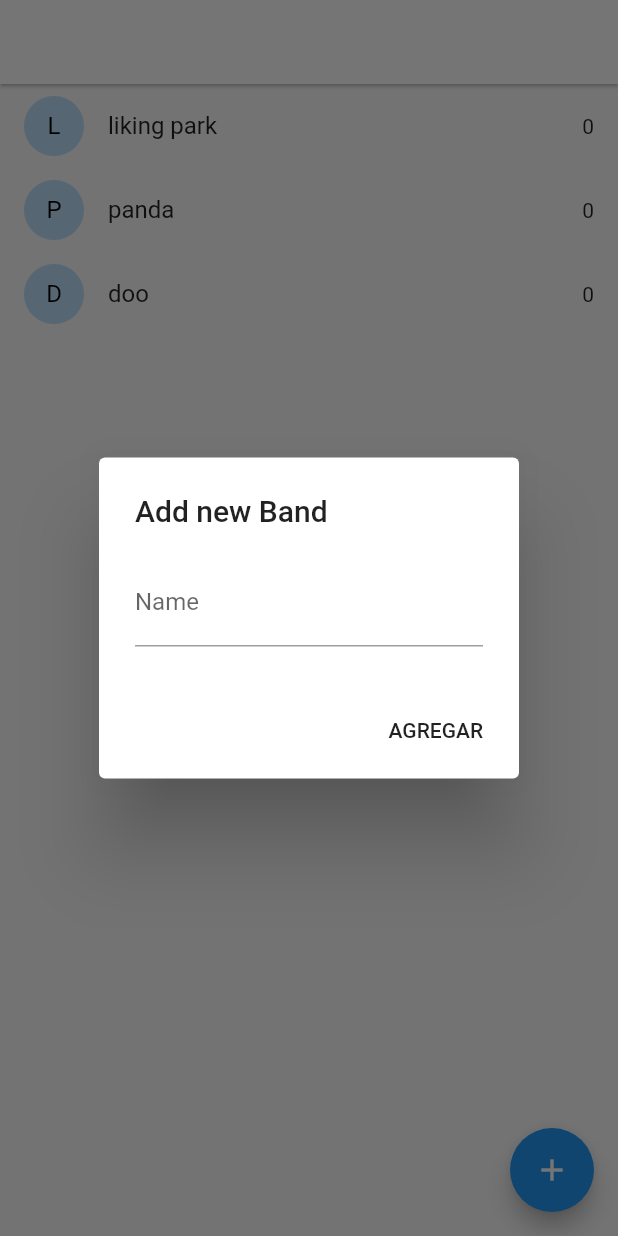
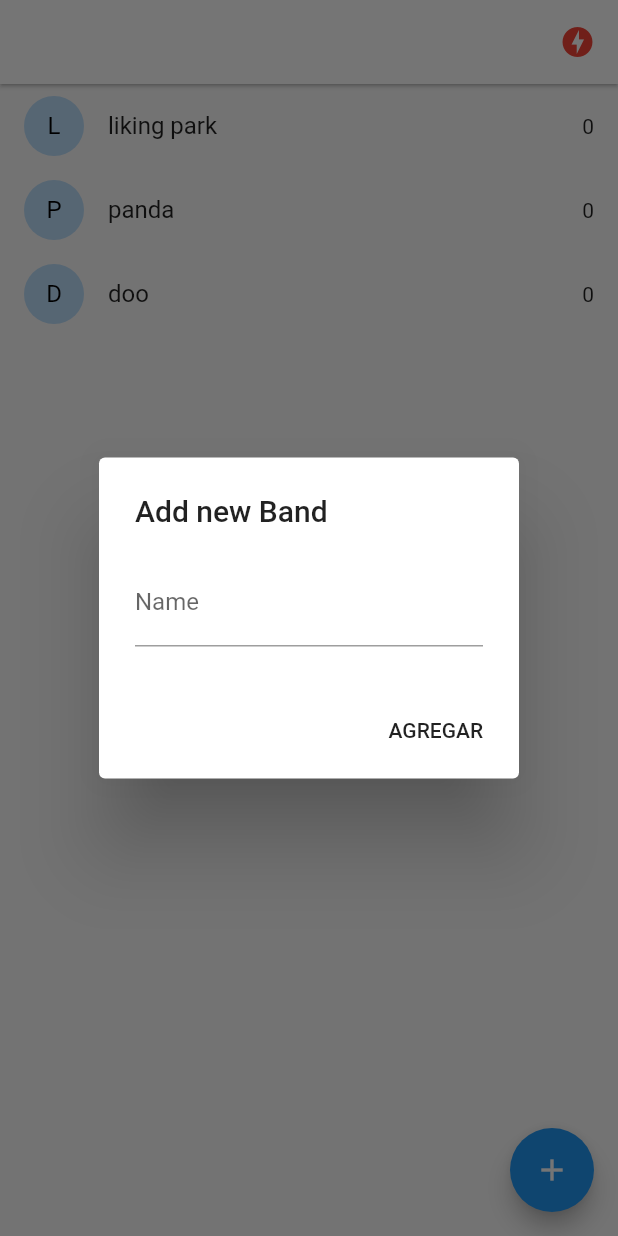
Before and after one commit to matu-1/bandnames-app, a Flutter app: the screen it shows after launch, after a tap on the "add" icon, on a phone screen of 412 x 824 dp. Run offline on Flutter 3.47's test engine with Material 2 defaults, Android fonts, the phone set to English and light mode, and no system bars; our stand-ins replace socket_io_client; network calls fail.

```diff
--- a/lib/main.dart
+++ b/lib/main.dart
@@ -1,19 +1,26 @@
+// import 'package:bandnames/pages/home_page.dart';
 import 'package:bandnames/pages/home_page.dart';
+import 'package:bandnames/pages/status_page.dart';
 import 'package:bandnames/routes/routes.dart';
+import 'package:bandnames/services/socket_service.dart';
 import 'package:bandnames/theme/theme.dart';
 import 'package:flutter/material.dart';
+import 'package:provider/provider.dart';
 
 void main() => runApp(MyApp());
 
 class MyApp extends StatelessWidget {
   @override
   Widget build(BuildContext context) {
-    return MaterialApp(
-      debugShowCheckedModeBanner: false,
-      title: 'Band names App',
-      initialRoute: HomePage.routeName,
-      routes: routes,
-      theme: theme,
+    return MultiProvider(
+      providers: [ChangeNotifierProvider(create: (_) => new SocketService())],
+      child: MaterialApp(
+        debugShowCheckedModeBanner: false,
+        title: 'Band names App',
+        initialRoute: HomePage.routeName,
+        routes: routes,
+        theme: theme,
+      ),
     );
   }
 }
--- a/lib/pages/home_page.dart
+++ b/lib/pages/home_page.dart
@@ -2,7 +2,9 @@ import 'package:bandnames/constants/bands_data.dart';
 import 'package:bandnames/constants/common_page.dart';
 import 'package:bandnames/constants/ui.dart';
 import 'package:bandnames/models/band_model.dart';
+import 'package:bandnames/services/socket_service.dart';
 import 'package:flutter/material.dart';
+import 'package:provider/provider.dart';
 
 class HomePage extends StatefulWidget {
   static final routeName = 'home';
@@ -13,12 +15,49 @@ class HomePage extends StatefulWidget {
 
 class _HomePageState extends State<HomePage> {
   List<BandModel> _bands = BandModel.bandFromMapList(bandsData);
+  SocketService _socketService;
+
+  @override
+  void initState() {
+    final _socketService = Provider.of<SocketService>(context, listen: false);
+    _socketService.socket.on('active-bands', (data) {
+      this._bands = BandModel.bandFromMapList((data as List));
+      setState(() {});
+    });
+    super.initState();
+  }
+
+  @override
+  void didChangeDependencies() {
+    super.didChangeDependencies();
+    _socketService = Provider.of<SocketService>(context);
+  }
+
+  @override
+  void dispose() {
+    _socketService.socket.off('active-bands');
+    super.dispose();
+  }
 
   @override
   Widget build(BuildContext context) {
     return Scaffold(
       appBar: AppBar(
         title: Text('BandNames'),
+        actions: [
+          Padding(
+            padding: EdgeInsets.only(right: UI.padding),
+            child: _socketService.serverStatus == ServerStatus.online
+                ? Icon(
+                    Icons.check_circle,
+                    color: Theme.of(context).primaryColor,
+                  )
+                : Icon(
+                    Icons.offline_bolt,
+                    color: Colors.red,
+                  ),
+          )
+        ],
       ),
       body: _bandList(),
       floatingActionButton: FloatingActionButton(
@@ -57,8 +96,13 @@ class _HomePageState extends State<HomePage> {
         ),
         title: Text(band.name),
         trailing: Text(band.votes.toString()),
+        onTap: () => _aumentarVoto(band.id),
       ),
     );
+  }
+
+  void _aumentarVoto(String id) {
+    _socketService.socket.emit('vote-band', {'id': id});
   }
 
   void _addBandDialog() {
@@ -97,8 +141,7 @@ class _HomePageState extends State<HomePage> {
       id: DateTime.now().toString(),
       name: name,
     ));
-    setState(() {});
-    print(name);
+    _socketService.socket.emit('add-band', {'name': name});
     Navigator.of(context).pop();
   }
 }
--- a/lib/routes/routes.dart
+++ b/lib/routes/routes.dart
@@ -1,6 +1,8 @@
 import 'package:bandnames/pages/home_page.dart';
+import 'package:bandnames/pages/status_page.dart';
 import 'package:flutter/cupertino.dart';
 
 Map<String, WidgetBuilder> routes = {
   HomePage.routeName: (_) => HomePage(),
+  StatusPage.routeName: (_) => StatusPage(),
 };
--- /dev/null
+++ b/lib/services/socket_service.dart
@@ -0,0 +1,38 @@
+import 'package:flutter/material.dart';
+import 'package:socket_io_client/socket_io_client.dart' as IO;
+
+enum ServerStatus {
+  connecting,
+  offline,
+  online,
+}
+
+class SocketService with ChangeNotifier {
+  ServerStatus _serverStatus = ServerStatus.connecting;
+  IO.Socket _socket;
+
+  ServerStatus get serverStatus => _serverStatus;
+  IO.Socket get socket => _socket;
+
+  SocketService() {
+    initConfig();
+  }
+
+  void initConfig() {
+    _socket = IO.io('http://192.168.0.10:3000', {
+      'transports': ['websocket'],
+      'autoConnect': true,
+    });
+    _socket.on('connect', (_) {
+      _serverStatus = ServerStatus.online;
+      notifyListeners();
+    });
+    _socket.on('disconnect', (_) {
+      notifyListeners();
+      _serverStatus = ServerStatus.offline;
+    });
+    _socket.on('nuevo-mensaje', (payload) {
+      print(payload);
+    });
+  }
+}
--- a/pubspec.yaml
+++ b/pubspec.yaml
@@ -28,6 +28,8 @@ dependencies:
   # The following adds the Cupertino Icons font to your application.
   # Use with the CupertinoIcons class for iOS style icons.
   cupertino_icons: ^1.0.0
+  socket_io_client: ^0.9.11
+  provider: ^4.3.2+2
 
 dev_dependencies:
   flutter_test:
```
Also changed, not shown: lib/pages/status_page.dart (added, +25 -0 lines), pubspec.lock.
